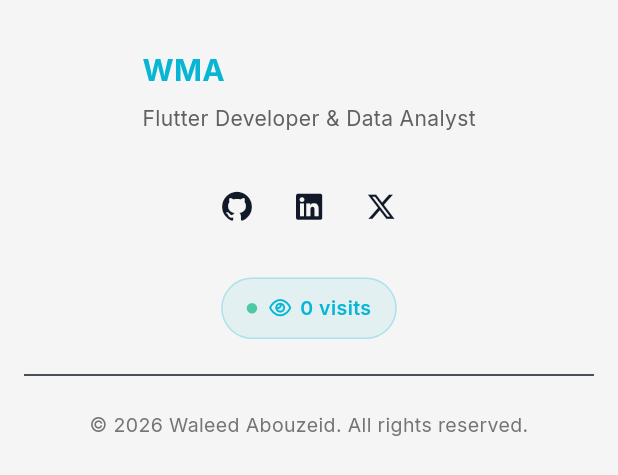
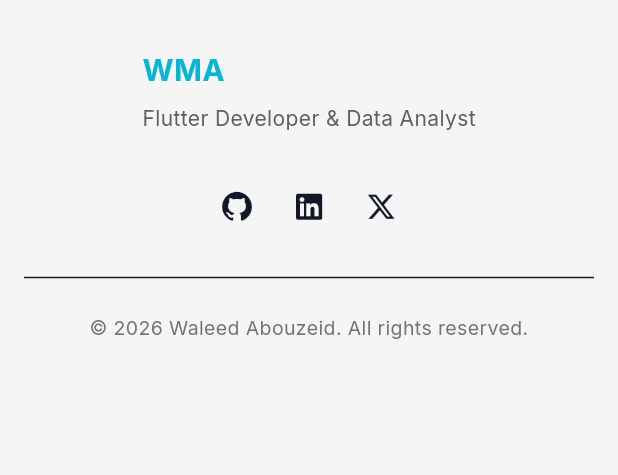
Before and after one commit to WaleedAbozeid/my-portfolio, a Flutter app: the Footer widget shown alone on an empty page, opened directly, on a phone screen of 412 x 824 dp. Shown: the top 475 px of the screen. Run offline on Flutter 3.47's test engine with Material 3 defaults, Android fonts, the phone set to English and light mode, and no system bars; our stand-ins replace animate_do, flutter_form_builder, font_awesome_flutter, form_builder_validators, go_router, google_fonts and 1 more; accounts and stored records are empty.

Commit message:
refactor(footer): simplify to StatelessWidget and remove dead CountAPI visitor tracker

```diff
--- a/lib/shared/widgets/footer.dart
+++ b/lib/shared/widgets/footer.dart
@@ -2,35 +2,10 @@ import 'package:flutter/material.dart';
 import 'package:font_awesome_flutter/font_awesome_flutter.dart';
 import 'package:url_launcher/url_launcher.dart';
 import '../../core/constants/colors.dart';
-import '../../core/services/visit_tracker.dart';
 import '../../core/utils/responsive.dart';
 
-class Footer extends StatefulWidget {
+class Footer extends StatelessWidget {
   const Footer({super.key});
-
-  @override
-  State<Footer> createState() => _FooterState();
-}
-
-class _FooterState extends State<Footer> {
-  int _visitorCount = 0;
-  bool _isLoading = true;
-
-  @override
-  void initState() {
-    super.initState();
-    _loadVisitorCount();
-  }
-
-  Future<void> _loadVisitorCount() async {
-    final count = await VisitTrackerService.trackAndGetCount();
-    if (mounted) {
-      setState(() {
-        _visitorCount = count;
-        _isLoading = false;
-      });
-    }
-  }
 
   void _launchUrl(String url) async {
     final uri = Uri.parse(url);
@@ -66,15 +41,12 @@ class _FooterState extends State<Footer> {
                 _buildBrand(context, isDark),
                 const SizedBox(height: 24),
                 _buildSocials(),
-                const SizedBox(height: 24),
-                _buildVisitorBadge(isDark),
               ] else
                 Row(
                   mainAxisAlignment: MainAxisAlignment.spaceBetween,
                   crossAxisAlignment: CrossAxisAlignment.center,
                   children: [
                     _buildBrand(context, isDark),
-                    _buildVisitorBadge(isDark),
                     _buildSocials(),
                   ],
                 ),
@@ -90,96 +62,6 @@ class _FooterState extends State<Footer> {
             ],
           ),
         ),
-      ),
-    );
-  }
-
-  Widget _buildVisitorBadge(bool isDark) {
-    return AnimatedSwitcher(
-      duration: const Duration(milliseconds: 500),
-      child: _isLoading
-          ? _buildLoadingBadge(isDark)
-          : _buildCountBadge(isDark),
-    );
-  }
-
-  Widget _buildLoadingBadge(bool isDark) {
-    return Container(
-      key: const ValueKey('loading'),
-      padding: const EdgeInsets.symmetric(horizontal: 16, vertical: 10),
-      decoration: BoxDecoration(
-        color: isDark
-            ? Colors.white.withValues(alpha: 0.06)
-            : Colors.black.withValues(alpha: 0.04),
-        borderRadius: BorderRadius.circular(32),
-        border: Border.all(
-          color: isDark
-              ? Colors.white.withValues(alpha: 0.08)
-              : Colors.black.withValues(alpha: 0.06),
-        ),
-      ),
-      child: Row(
-        mainAxisSize: MainAxisSize.min,
-        children: [
-          FaIcon(
-            FontAwesomeIcons.eye,
-            size: 13,
-            color: isDark ? Colors.white38 : Colors.black38,
-          ),
-          const SizedBox(width: 8),
-          SizedBox(
-            width: 14,
-            height: 14,
-            child: CircularProgressIndicator(
-              strokeWidth: 2,
-              color: AppColors.primary.withValues(alpha: 0.6),
-            ),
-          ),
-        ],
-      ),
-    );
-  }
-
-  Widget _buildCountBadge(bool isDark) {
-    return Container(
-      key: const ValueKey('count'),
-      padding: const EdgeInsets.symmetric(horizontal: 16, vertical: 10),
-      decoration: BoxDecoration(
-        color: AppColors.primary.withValues(alpha: isDark ? 0.12 : 0.08),
-        borderRadius: BorderRadius.circular(32),
-        border: Border.all(
-          color: AppColors.primary.withValues(alpha: 0.25),
-        ),
-      ),
-      child: Row(
-        mainAxisSize: MainAxisSize.min,
-        children: [
-          // Pulsing dot
-          _PulsingDot(),
-          const SizedBox(width: 8),
-          FaIcon(
-            FontAwesomeIcons.eye,
-            size: 13,
-            color: AppColors.primary,
-          ),
-          const SizedBox(width: 6),
-          TweenAnimationBuilder<int>(
-            tween: IntTween(begin: 0, end: _visitorCount),
-            duration: const Duration(milliseconds: 1400),
-            curve: Curves.easeOutCubic,
-            builder: (context, value, _) {
-              return Text(
-                '$value visits',
-                style: TextStyle(
-                  fontSize: 13,
-                  fontWeight: FontWeight.w600,
-                  color: AppColors.primary,
-                  letterSpacing: 0.3,
-                ),
-              );
-            },
-          ),
-        ],
       ),
     );
   }
@@ -231,61 +113,3 @@ class _FooterState extends State<Footer> {
     );
   }
 }
-
-// ─────────────────────────────────────────────
-// Animated pulsing green dot indicator
-// ─────────────────────────────────────────────
-class _PulsingDot extends StatefulWidget {
-  @override
-  State<_PulsingDot> createState() => _PulsingDotState();
-}
-
-class _PulsingDotState extends State<_PulsingDot>
-    with SingleTickerProviderStateMixin {
-  late AnimationController _controller;
-  late Animation<double> _scaleAnim;
-  late Animation<double> _opacityAnim;
-
-  @override
-  void initState() {
-    super.initState();
-    _controller = AnimationController(
-      vsync: this,
-      duration: const Duration(milliseconds: 1200),
-    )..repeat(reverse: true);
-
-    _scaleAnim = Tween<double>(begin: 0.7, end: 1.3).animate(
-      CurvedAnimation(parent: _controller, curve: Curves.easeInOut),
-    );
-    _opacityAnim = Tween<double>(begin: 0.4, end: 1.0).animate(
-      CurvedAnimation(parent: _controller, curve: Curves.easeInOut),
-    );
-  }
-
-  @override
-  void dispose() {
-    _controller.dispose();
-    super.dispose();
-  }
-
-  @override
-  Widget build(BuildContext context) {
-    return AnimatedBuilder(
-      animation: _controller,
-      builder: (_, _) => Transform.scale(
-        scale: _scaleAnim.value,
-        child: Opacity(
-          opacity: _opacityAnim.value,
-          child: Container(
-            width: 7,
-            height: 7,
-            decoration: const BoxDecoration(
-              shape: BoxShape.circle,
-              color: Color(0xff10B981), // green — "live" indicator
-            ),
-          ),
-        ),
-      ),
-    );
-  }
-}
```
